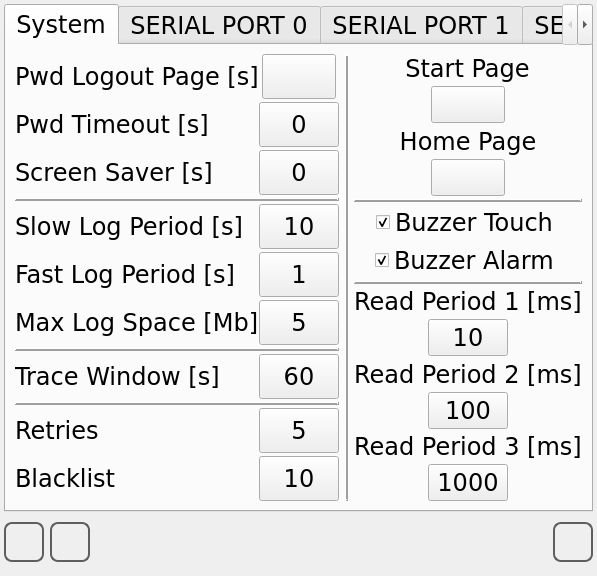
First picture: the form in qt_library/ATCMsystem/system_ini.ui, repository MECTsrl/mect_plugins, before the edit.
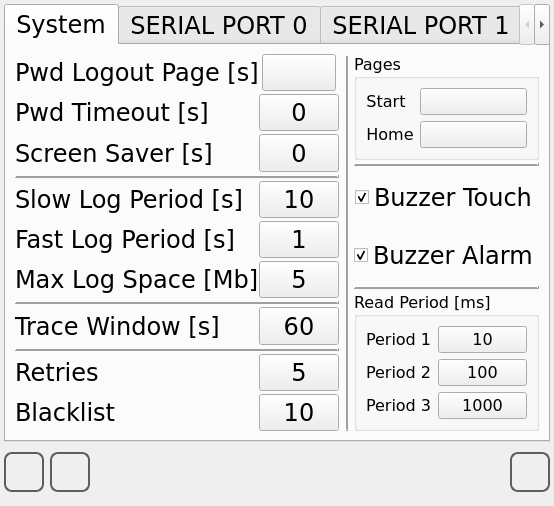
Second picture: the form after the edit. Icons and pictures are not drawn. Custom widgets are drawn as their Qt base class.

```diff
--- a/qt_library/ATCMsystem/system_ini.ui
+++ b/qt_library/ATCMsystem/system_ini.ui
@@ -700,55 +700,67 @@
          <property name="spacing">
           <number>3</number>
          </property>
-         <item alignment="Qt::AlignHCenter">
+         <item>
+          <widget class="QGroupBox" name="groupBox_2">
+           <property name="font">
+            <font>
+             <family>DejaVu Sans</family>
+             <pointsize>12</pointsize>
+            </font>
+           </property>
+           <property name="title">
+            <string>Pages</string>
+           </property>
+           <layout class="QGridLayout" name="gridLayout_14">
+            <item row="0" column="0">
           <widget class="QLabel" name="label_StartPage">
            <property name="sizePolicy">
-            <sizepolicy hsizetype="MinimumExpanding" vsizetype="MinimumExpanding">
+               <sizepolicy hsizetype="Fixed" vsizetype="Fixed">
              <horstretch>0</horstretch>
              <verstretch>0</verstretch>
             </sizepolicy>
            </property>
            <property name="text">
-            <string>Start Page</string>
+               <string>Start</string>
            </property>
            <property name="alignment">
             <set>Qt::AlignCenter</set>
            </property>
           </widget>
          </item>
-         <item alignment="Qt::AlignHCenter">
-          <widget class="QPushButton" name="pushButton_StartPage">
-           <property name="sizePolicy">
-            <sizepolicy hsizetype="MinimumExpanding" vsizetype="MinimumExpanding">
-             <horstretch>0</horstretch>
-             <verstretch>0</verstretch>
-            </sizepolicy>
-           </property>
-           <property name="focusPolicy">
-            <enum>Qt::NoFocus</enum>
-           </property>
-           <property name="text">
-            <string/>
-           </property>
-          </widget>
-         </item>
-         <item>
+            <item row="2" column="0">
           <widget class="QLabel" name="label_HomePage">
            <property name="sizePolicy">
-            <sizepolicy hsizetype="MinimumExpanding" vsizetype="MinimumExpanding">
+               <sizepolicy hsizetype="Fixed" vsizetype="Fixed">
              <horstretch>0</horstretch>
              <verstretch>0</verstretch>
             </sizepolicy>
            </property>
            <property name="text">
-            <string>Home Page</string>
+               <string>Home</string>
            </property>
            <property name="alignment">
             <set>Qt::AlignCenter</set>
            </property>
           </widget>
          </item>
-         <item alignment="Qt::AlignHCenter">
+            <item row="0" column="1">
+             <widget class="QPushButton" name="pushButton_StartPage">
+              <property name="sizePolicy">
+               <sizepolicy hsizetype="MinimumExpanding" vsizetype="MinimumExpanding">
+                <horstretch>0</horstretch>
+                <verstretch>0</verstretch>
+               </sizepolicy>
+              </property>
+              <property name="focusPolicy">
+               <enum>Qt::NoFocus</enum>
+              </property>
+              <property name="text">
+               <string/>
+              </property>
+             </widget>
+            </item>
+            <item row="2" column="1">
           <widget class="QPushButton" name="pushButton_HomePage">
            <property name="sizePolicy">
             <sizepolicy hsizetype="MinimumExpanding" vsizetype="MinimumExpanding">
@@ -764,6 +776,9 @@
            </property>
           </widget>
          </item>
+           </layout>
+          </widget>
+         </item>
          <item>
           <widget class="Line" name="line_6">
            <property name="sizePolicy">
@@ -840,20 +855,32 @@
            </property>
           </widget>
          </item>
-         <item alignment="Qt::AlignHCenter">
+         <item>
+          <widget class="QGroupBox" name="groupBox">
+           <property name="font">
+            <font>
+             <family>DejaVu Sans</family>
+             <pointsize>12</pointsize>
+            </font>
+           </property>
+           <property name="title">
+            <string>Read Period [ms]</string>
+           </property>
+           <layout class="QGridLayout" name="gridLayout_13">
+            <item row="0" column="0">
           <widget class="QLabel" name="label_ReadPeriod1">
            <property name="sizePolicy">
-            <sizepolicy hsizetype="MinimumExpanding" vsizetype="MinimumExpanding">
+               <sizepolicy hsizetype="Fixed" vsizetype="Fixed">
              <horstretch>0</horstretch>
              <verstretch>0</verstretch>
             </sizepolicy>
            </property>
            <property name="text">
-            <string>Read Period 1 [ms]</string>
+               <string>Period 1</string>
            </property>
           </widget>
          </item>
-         <item alignment="Qt::AlignHCenter">
+            <item row="0" column="1">
           <widget class="ATCMlabel" name="atcmLabel_ReadPeriod1">
            <property name="sizePolicy">
             <sizepolicy hsizetype="MinimumExpanding" vsizetype="MinimumExpanding">
@@ -896,20 +923,20 @@
            </property>
           </widget>
          </item>
-         <item alignment="Qt::AlignHCenter">
+            <item row="1" column="0">
           <widget class="QLabel" name="label_ReadPeriod2">
            <property name="sizePolicy">
-            <sizepolicy hsizetype="MinimumExpanding" vsizetype="MinimumExpanding">
+               <sizepolicy hsizetype="Fixed" vsizetype="Fixed">
              <horstretch>0</horstretch>
              <verstretch>0</verstretch>
             </sizepolicy>
            </property>
            <property name="text">
-            <string>Read Period 2 [ms]</string>
+               <string>Period 2</string>
            </property>
           </widget>
          </item>
-         <item alignment="Qt::AlignHCenter">
+            <item row="1" column="1">
           <widget class="ATCMlabel" name="atcmLabel_ReadPeriod2">
            <property name="sizePolicy">
             <sizepolicy hsizetype="MinimumExpanding" vsizetype="MinimumExpanding">
@@ -952,20 +979,20 @@
            </property>
           </widget>
          </item>
-         <item alignment="Qt::AlignHCenter">
+            <item row="2" column="0">
           <widget class="QLabel" name="label_ReadPeriod3">
            <property name="sizePolicy">
-            <sizepolicy hsizetype="MinimumExpanding" vsizetype="MinimumExpanding">
+               <sizepolicy hsizetype="Fixed" vsizetype="Fixed">
              <horstretch>0</horstretch>
              <verstretch>0</verstretch>
             </sizepolicy>
            </property>
            <property name="text">
-            <string>Read Period 3 [ms]</string>
+               <string>Period 3</string>
            </property>
           </widget>
          </item>
-         <item alignment="Qt::AlignHCenter">
+            <item row="2" column="1">
           <widget class="ATCMlabel" name="atcmLabel_ReadPeriod3">
            <property name="sizePolicy">
             <sizepolicy hsizetype="MinimumExpanding" vsizetype="MinimumExpanding">
@@ -1006,6 +1033,9 @@
            <property name="borderRadius">
             <number>0</number>
            </property>
+             </widget>
+            </item>
+           </layout>
           </widget>
          </item>
         </layout>
```
Lines whose indentation alone changed are shown as unchanged.
